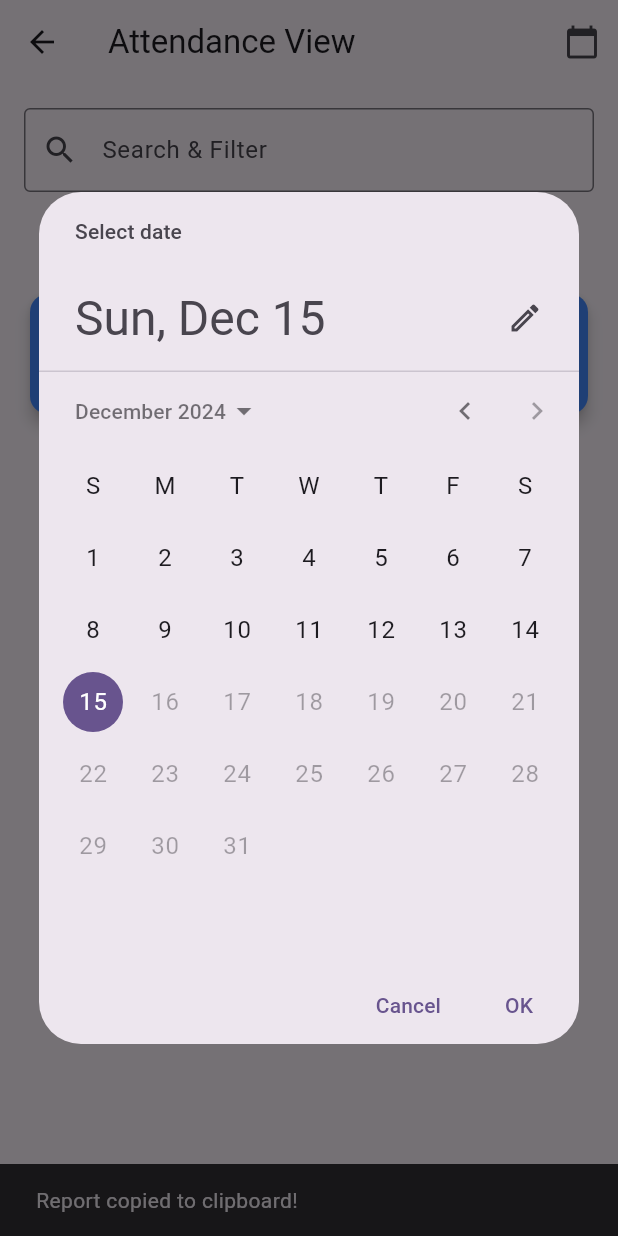
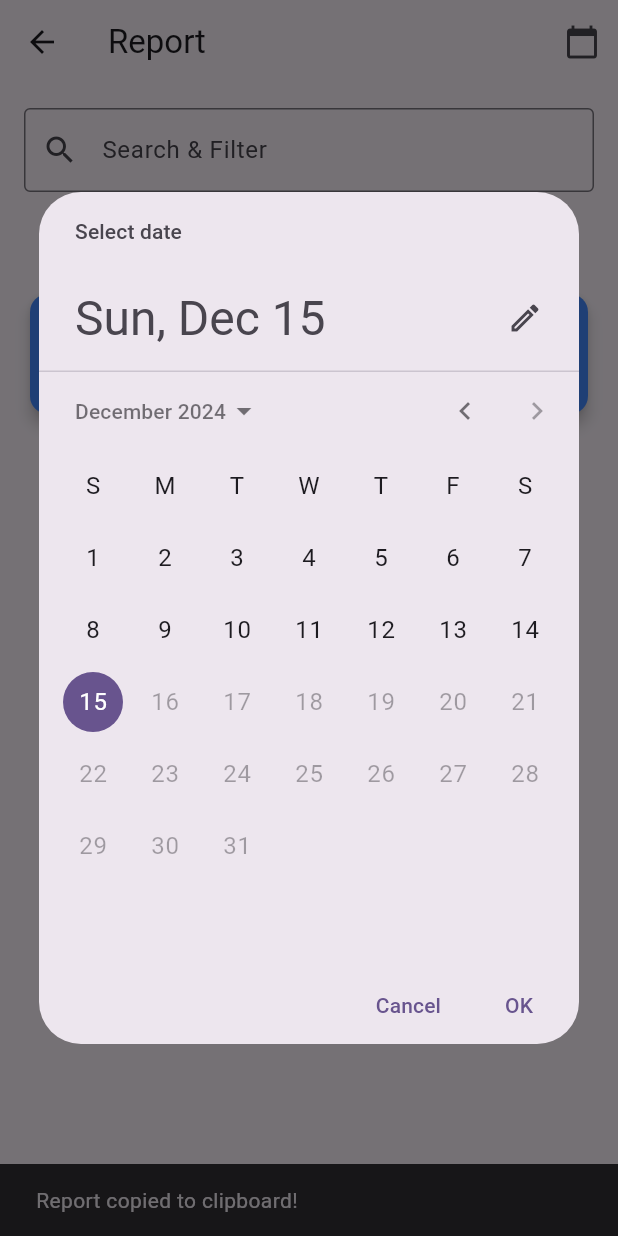
Before and after one commit to Jeswin-J/Attendance-Scanner, a Flutter app: the ReportPage screen opened directly, after a tap on the "content copy" icon, after a tap on the "calendar today" icon, on a phone screen of 412 x 824 dp. Run offline on Flutter 3.47's test engine with Material 3 defaults, Android fonts, the phone set to English and light mode, and no system bars; our stand-ins replace fluttertoast, permission_handler, sqflite; missing offline and left inert: mobile_scanner; accounts and stored records are empty.

Commit message:
app ready for tomorrow

```diff
--- a/contained_app/lib/pages/report.dart
+++ b/contained_app/lib/pages/report.dart
@@ -20,13 +20,9 @@ class _ReportPageState extends State<ReportPage> {
   int totalStrength = 0;
   int presentCount = 0;
   int absentCount = 0;
-  bool isLoading = false; // Track loading state
 
   // Fetch Attendance Data from SQLite
   Future<void> _fetchAttendanceData() async {
-    setState(() {
-      isLoading = true; // Start loading
-    });
 
     try {
       // Fetch all students
@@ -53,10 +49,6 @@ class _ReportPageState extends State<ReportPage> {
       _applyFilters();
     } catch (e) {
       _showErrorMessage('Error: $e');
-    } finally {
-      setState(() {
-        isLoading = false; // Stop loading
-      });
     }
   }
 
@@ -81,7 +73,7 @@ class _ReportPageState extends State<ReportPage> {
     // Add roll numbers of absent students
     final absentStudents = scannedStudentData
         .where((student) => student['isPresent'] == false)
-        .map((student) => student['roll_number'])
+        .map((student) => student['register_number'])
         .toList();
 
     absentStudents.forEach((rollNumber) {
@@ -152,7 +144,7 @@ class _ReportPageState extends State<ReportPage> {
   Widget build(BuildContext context) {
     return Scaffold(
       appBar: AppBar(
-        title: const Text('Attendance View'),
+        title: const Text('Report'),
         actions: [
           IconButton(
             icon: const Icon(Icons.calendar_today),
@@ -162,10 +154,6 @@ class _ReportPageState extends State<ReportPage> {
       ),
       body: Column(
         children: [
-          // Loading Indicator
-          if (isLoading)
-            const Center(child: CircularProgressIndicator()),
-
           // Search Bar
           Padding(
             padding: const EdgeInsets.all(16.0),
--- a/contained_app/lib/pages/scanner.dart
+++ b/contained_app/lib/pages/scanner.dart
@@ -229,7 +229,21 @@ class _ScannerPageState extends State<ScannerPage> {
           // Manual Attendance Button
           ElevatedButton(
             onPressed: _showManualAttendanceDialog,
-            child: const Text('Manual Attendance'),
+            style: ElevatedButton.styleFrom(
+              minimumSize: const Size(double.infinity, 50),
+              backgroundColor: Colors.blue,  // Set the background color to blue
+              shape: const RoundedRectangleBorder(
+                borderRadius: BorderRadius.zero,  // Set border radius to zero
+              ),
+            ),
+            child: const Text(
+                'Manual Attendance',
+              style: TextStyle(
+                color: Colors.white,
+                fontSize: 16,
+                fontWeight: FontWeight.bold
+              ),
+            ),
           ),
         ],
       ),
--- a/contained_app/lib/utils/database_helper.dart
+++ b/contained_app/lib/utils/database_helper.dart
@@ -13,7 +13,7 @@ class DatabaseHelper {
     }
 
     final databasePath = await getDatabasesPath();
-    final path = join(databasePath, 'auditorium_attendance.db');
+    final path = join(databasePath, 'auditorium_attendance1.db');
 
     if (await databaseExists(path)) {
       _database = await openDatabase(path);
@@ -27,11 +27,12 @@ class DatabaseHelper {
 
   static Future<void> _copyDatabaseFromAssets(String path) async {
     try {
-      final ByteData data = await rootBundle.load('assets/auditorium_attendance.db');
+      final ByteData data = await rootBundle.load('assets/auditorium_attendance1.db');
       final List<int> bytes = data.buffer.asUint8List();
 
       await File(path).writeAsBytes(bytes);
     } catch (e) {
+      print("ERROR!!!!!");
       throw Exception("Failed to copy database: $e");
     }
   }
--- a/contained_app/pubspec.yaml
+++ b/contained_app/pubspec.yaml
@@ -66,7 +66,8 @@ flutter:
 
   # To add assets to your application, add an assets section, like this:
   assets:
-    - assets/auditorium_attendance.db
+    - assets/auditorium_attendance1.db
+    - assets/auditorium_attendance2.db
 
   # An image asset can refer to one or more resolution-specific "variants", see
   # https://flutter.dev/to/resolution-aware-images
```
Also changed, not shown: 9 other files.
